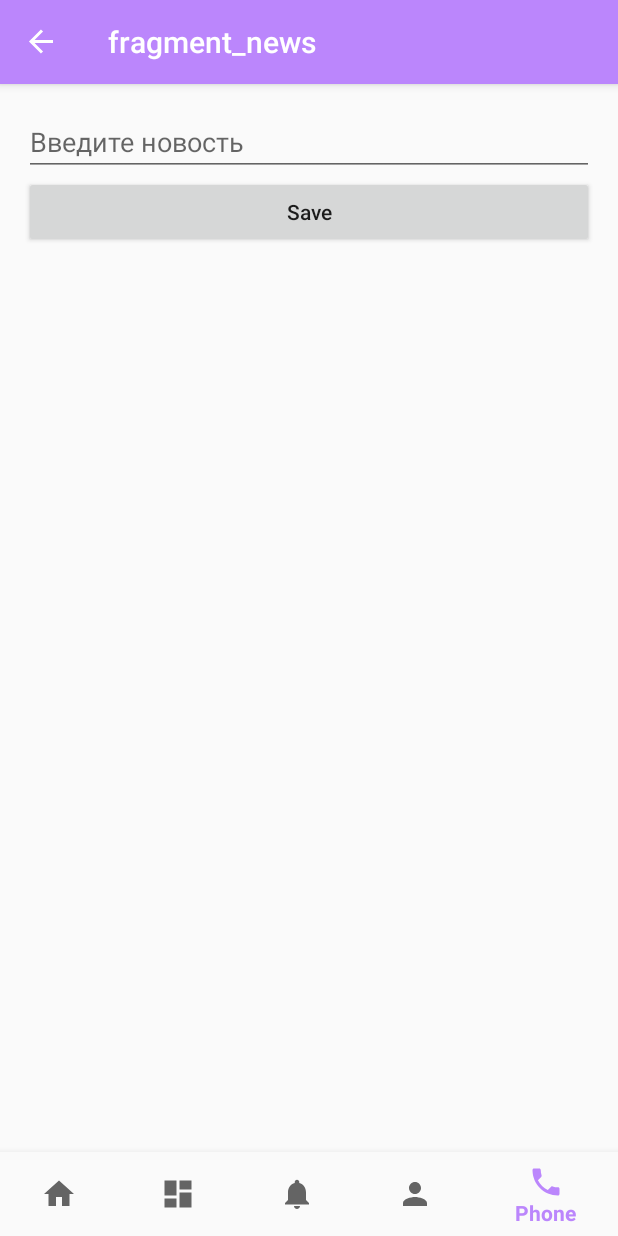
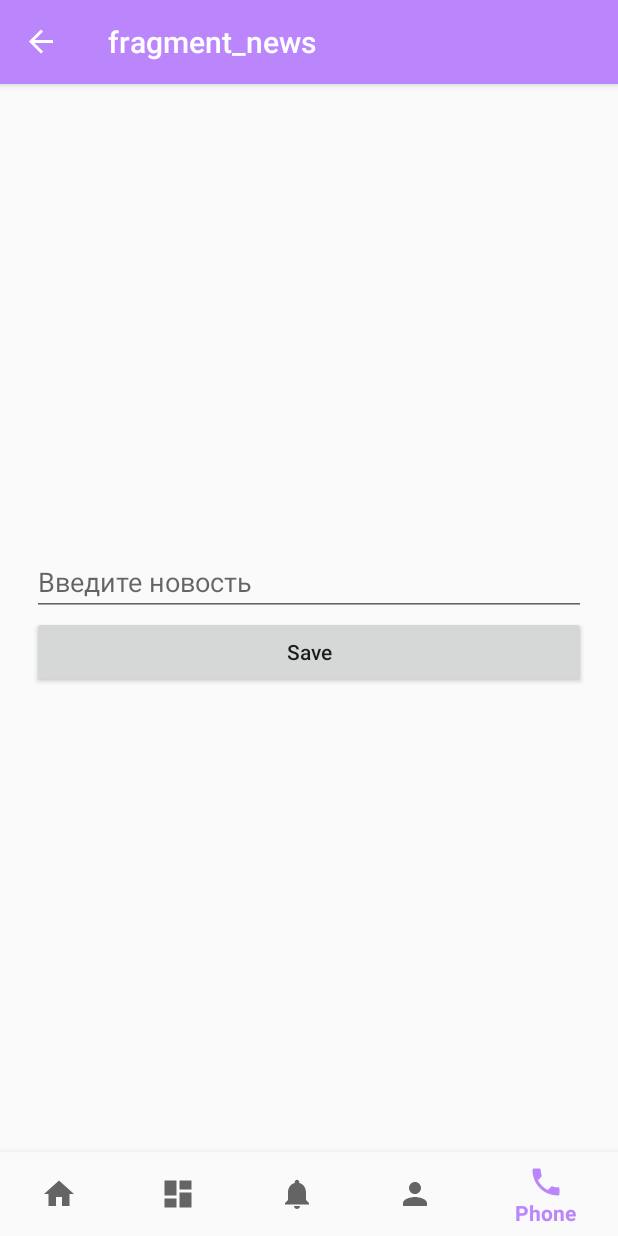
Before and after one commit to MilanaAnarbekova/NewsApp40, an Android app: the NewsFragment screen opened through its navigation route, on a phone screen of 412 x 824 dp. Run offline under Robolectric (Android 15) with nearby library versions, the phone set to English and light mode, and no system bars; our stand-ins replace Firebase (no records; nobody signed in at launch, a user with empty details on screens opened directly), navigation-ui; libraries missing offline, so code that uses them is left out: com.daimajia.androidanimations.

```diff
--- a/app/src/main/res/layout/fragment_news.xml
+++ b/app/src/main/res/layout/fragment_news.xml
@@ -4,7 +4,8 @@
     android:layout_width="match_parent"
     android:layout_height="match_parent"
     android:orientation="vertical"
-    android:padding="16dp"
+    android:gravity="center"
+    android:padding="21dp"
     tools:context=".NewsFragment">
 
 <EditText
--- a/app/src/main/res/layout/fragment_phone.xml
+++ b/app/src/main/res/layout/fragment_phone.xml
@@ -33,11 +33,11 @@
         android:textColor="@color/gray" />
 
     <EditText
+        android:text="+996"
         android:id="@+id/et_num"
         android:layout_width="match_parent"
         android:layout_height="wrap_content"
         android:layout_marginTop="24dp"
-        android:hint="+(996)"
         android:inputType="phone" />
     <EditText
         android:id="@+id/et_code"
--- a/app/src/main/res/layout/item_news.xml
+++ b/app/src/main/res/layout/item_news.xml
@@ -19,8 +19,8 @@
         android:layout_width="wrap_content"
         android:layout_height="wrap_content"
         android:text="time"
-        android:textSize="18sp"
-        android:textColor="@color/black"
+        android:textSize="12sp"
+        android:textColor="@color/dark_gray"
         app:layout_constraintBottom_toBottomOf="parent"
         app:layout_constraintEnd_toEndOf="parent"
         app:layout_constraintTop_toTopOf="parent" />
```
Also changed, not shown: app/src/main/java/kg/geektech/newsapp40/NewsFragment.java (+14 -2 lines), app/src/main/java/kg/geektech/newsapp40/phone/PhoneFragment.java (+9 -10 lines).
